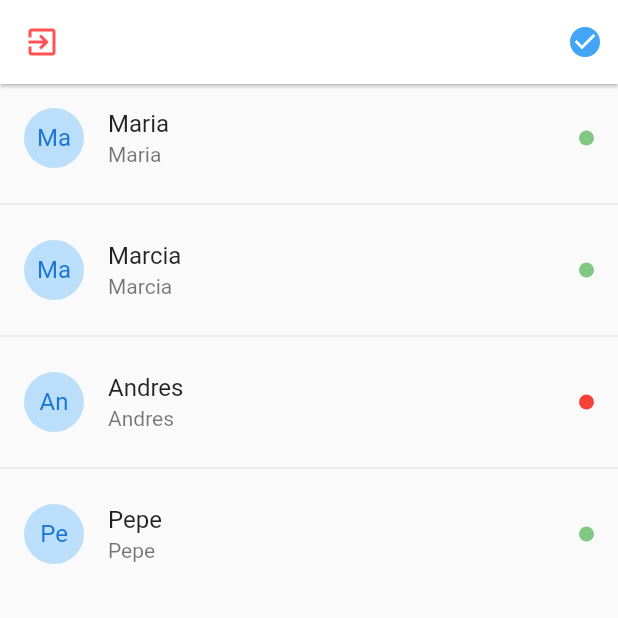
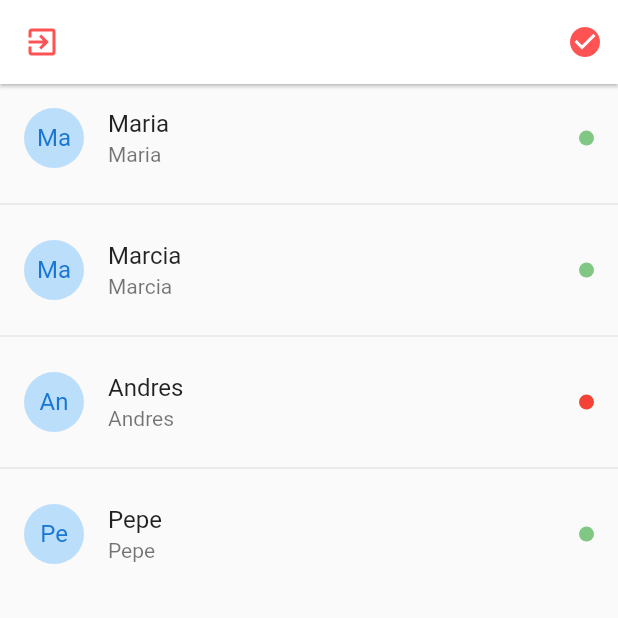
Before and after one commit to velascoandres/secret_chat_mobile, a Flutter app: the UsuariosPage screen opened by its route, on a phone screen of 412 x 824 dp, the top half of it. Run offline on Flutter 3.47's test engine with Material 2 defaults, Android fonts, the phone set to English and light mode, and no system bars; drawn by our look-alikes of pull_to_refresh; our stand-ins replace flutter_secure_storage, socket_io_client; accounts and stored records are empty.

Commit message:
cambiar icono conectado y desconectado dinamicamente

```diff
--- a/lib/pages/usuarios_page.dart
+++ b/lib/pages/usuarios_page.dart
@@ -55,7 +55,9 @@ class _UsuariosPageState extends State<UsuariosPage> {
             margin: EdgeInsets.only(right: 10),
             child: Icon(
               Icons.check_circle,
-              color: Colors.blue[400],
+              color: socketService.serverStatus == ServerStatus.Online
+                  ? Colors.blue[400]
+                  : Colors.redAccent,
             ),
             // child: Icon(
             //   Icons.offline_bolt,
```
